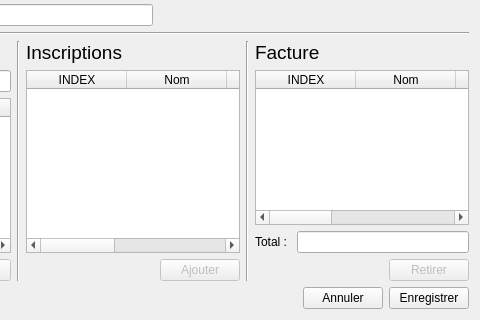
Above: GUI/facturation.ui from samueldrouin/PyGuide before the change; both pictures show x 214 to 694 and y 122 to 442 of the 694 by 442 pixel window. Below: the same form after it.
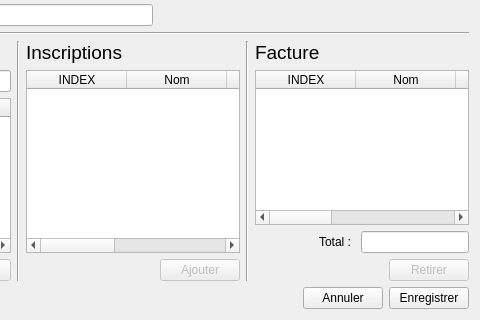
That is the form after the change.

Commit message: Ajout de la facturation (Issue #23)

Patch:
```diff
--- a/GUI/facturation.ui
+++ b/GUI/facturation.ui
@@ -472,6 +472,19 @@
        </item>
        <item>
         <layout class="QHBoxLayout" name="horizontalLayout_4">
+         <item>
+          <spacer name="horizontalSpacer_9">
+           <property name="orientation">
+            <enum>Qt::Horizontal</enum>
+           </property>
+           <property name="sizeHint" stdset="0">
+            <size>
+             <width>40</width>
+             <height>20</height>
+            </size>
+           </property>
+          </spacer>
+         </item>
          <item>
           <widget class="QLabel" name="label_10">
            <property name="text">
@@ -480,7 +493,11 @@
           </widget>
          </item>
          <item>
-          <widget class="QLineEdit" name="lineEdit"/>
+          <widget class="QLineEdit" name="txt_total">
+           <property name="readOnly">
+            <bool>true</bool>
+           </property>
+          </widget>
          </item>
         </layout>
        </item>
```
Left out of the diff: 2 changed lines with no effect on the pictures. The commit also changes 2 other files.
